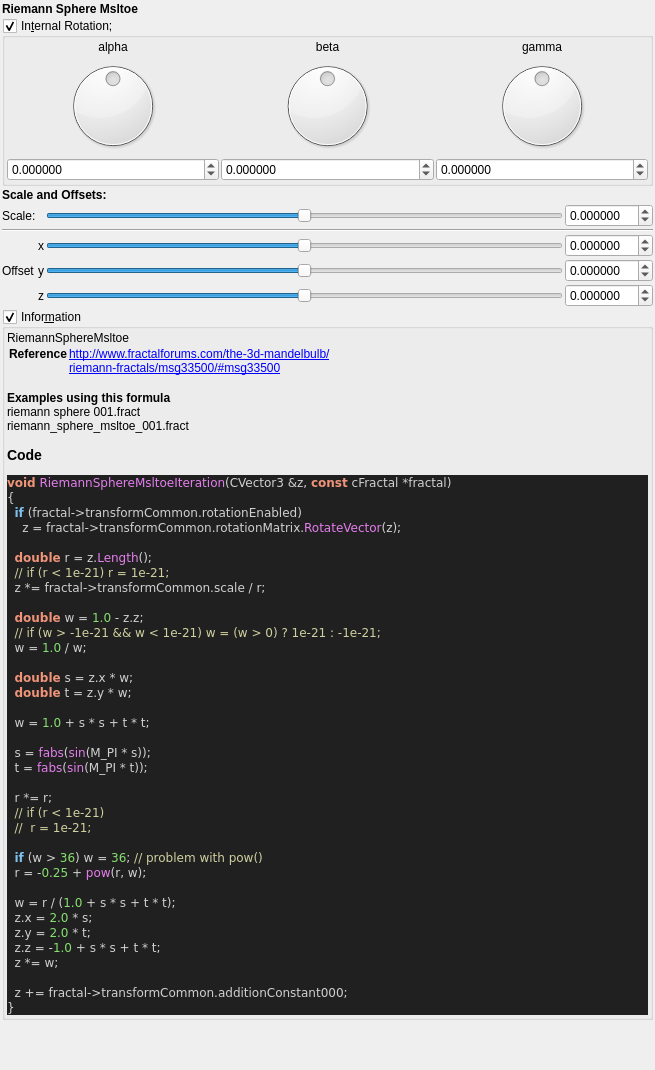
Above: mandelbulber2/qt_data/fractal_riemann_sphere_msltoe.ui from buddhi1980/mandelbulber2 before the change. Below: the same form after it.
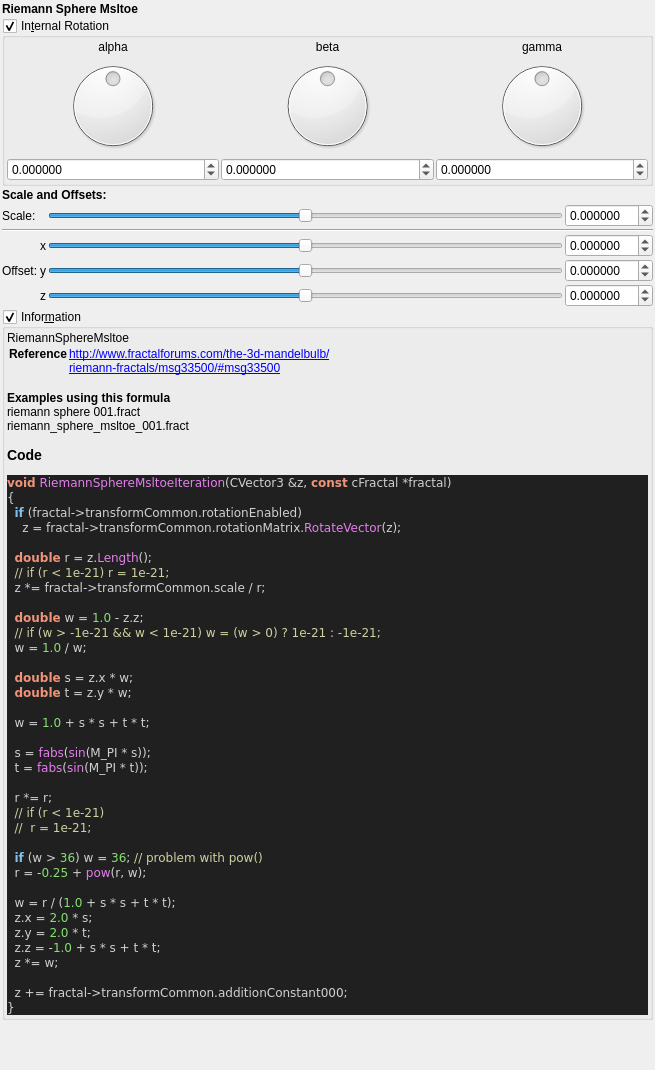
That is the form after the change. Custom widgets are drawn as their Qt base class.

```diff
--- a/mandelbulber2/qt_data/fractal_riemann_sphere_msltoe.ui
+++ b/mandelbulber2/qt_data/fractal_riemann_sphere_msltoe.ui
@@ -45,7 +45,7 @@
    <item>
     <widget class="MyGroupBox" name="groupCheck_transf_rotation_enabled">
      <property name="title">
-      <string>In&amp;ternal Rotation;</string>
+      <string>In&amp;ternal Rotation</string>
      </property>
      <property name="checkable">
       <bool>true</bool>
@@ -350,7 +350,7 @@
      <item row="4" column="1">
       <widget class="QLabel" name="label_255">
        <property name="text">
-        <string>Offset</string>
+        <string>Offset:</string>
        </property>
       </widget>
      </item>
```
